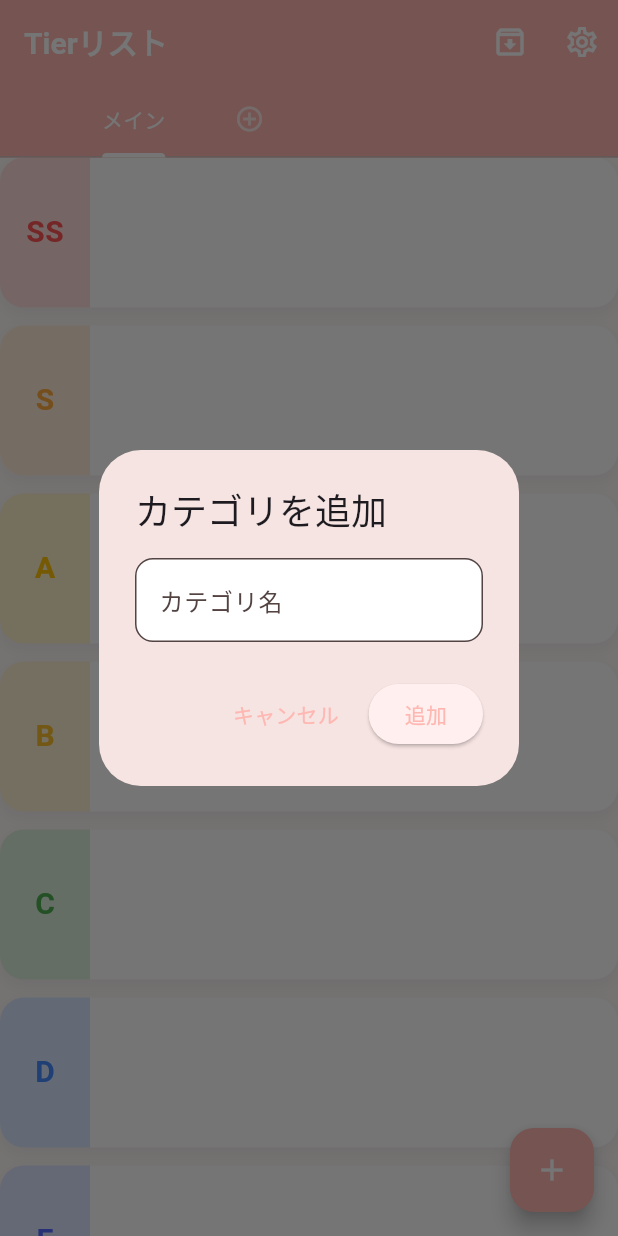
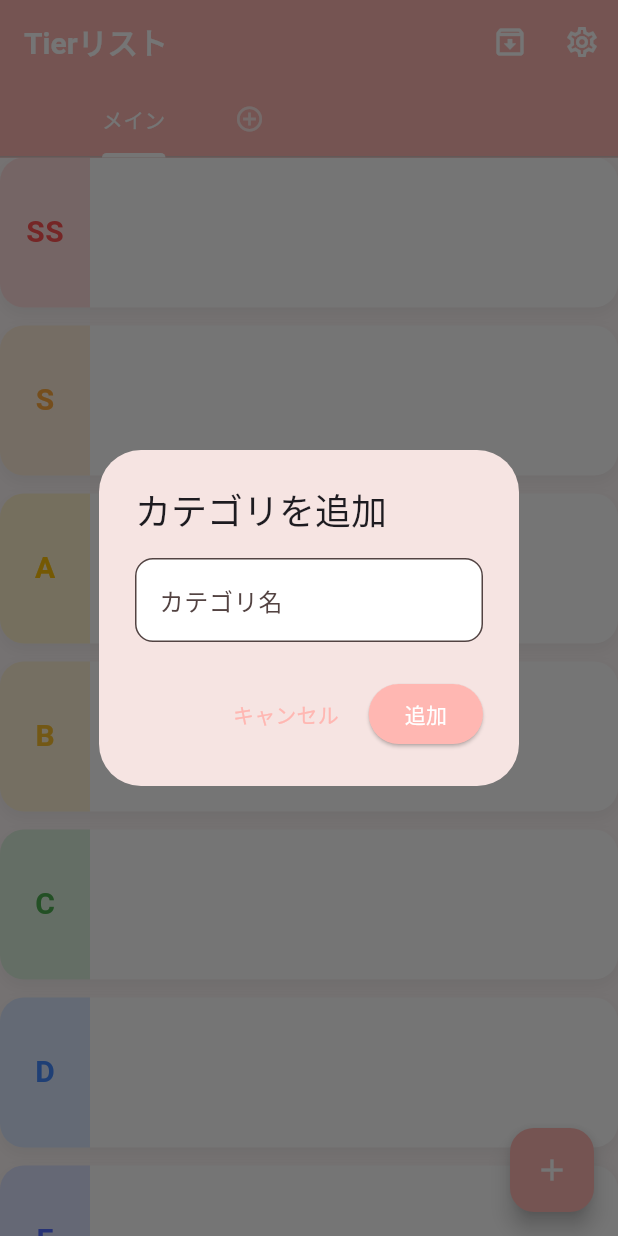
Before and after one commit to hori-imuuzak/wish_list_tier, a Flutter app: the screen it shows after launch, tab 2 chosen, on a phone screen of 412 x 824 dp. Run offline on Flutter 3.47's test engine with Material 3 defaults, Android fonts, the phone set to English and light mode, and no system bars; our stand-ins replace cloud_firestore, firebase_auth, firebase_core, flutter_riverpod, freezed_annotation, google_fonts and 3 more; accounts and stored records are empty; generated files the repository leaves out were written again; network calls fail.

Commit message:
feat: Add global ElevatedButton theme and update button text in tier list screen.

```diff
--- a/lib/main.dart
+++ b/lib/main.dart
@@ -97,6 +97,12 @@ class _MyAppState extends ConsumerState<MyApp> {
           backgroundColor: Color(0xFFFFB7B2),
           foregroundColor: Colors.white,
         ),
+        elevatedButtonTheme: ElevatedButtonThemeData(
+          style: ElevatedButton.styleFrom(
+            backgroundColor: const Color(0xFFFFB7B2),
+            foregroundColor: Colors.white,
+          ),
+        ),
         cardTheme: CardThemeData(
           elevation: 2,
           shape: RoundedRectangleBorder(
--- a/lib/presentation/screens/tier_list_screen.dart
+++ b/lib/presentation/screens/tier_list_screen.dart
@@ -185,7 +185,7 @@ class _TierListScreenState extends ConsumerState<TierListScreen>
                   ),
                 );
               },
-              child: const Text('購入する'),
+              child: const Text('追加画面へ'),
             ),
           ],
         ),
```
